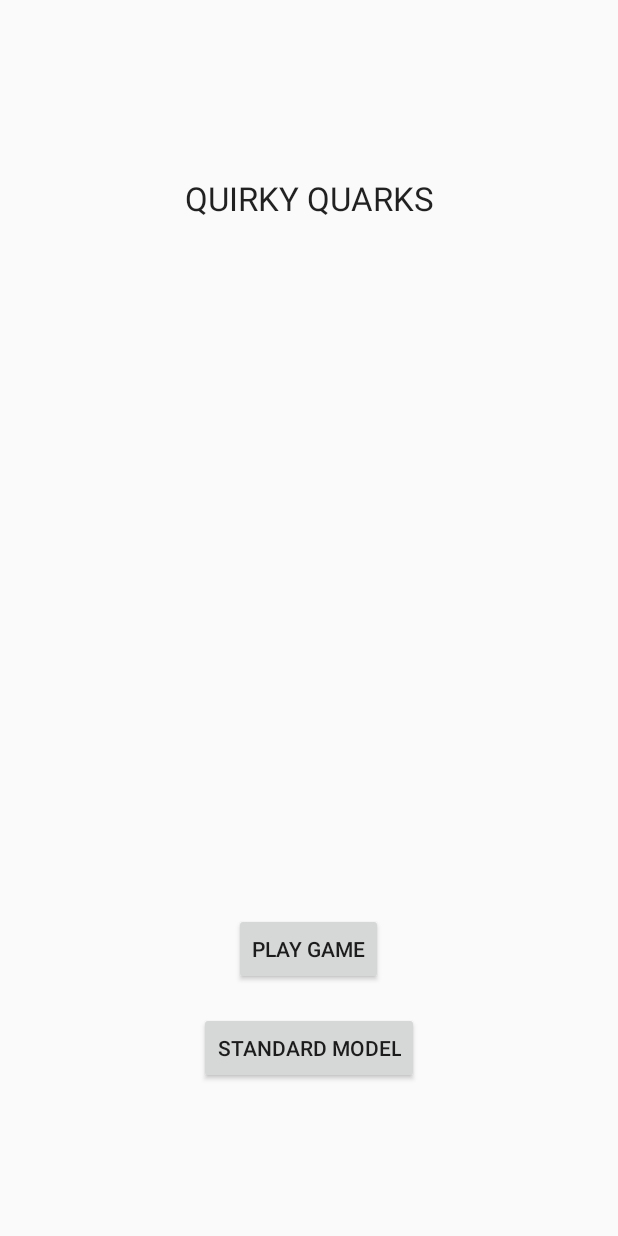
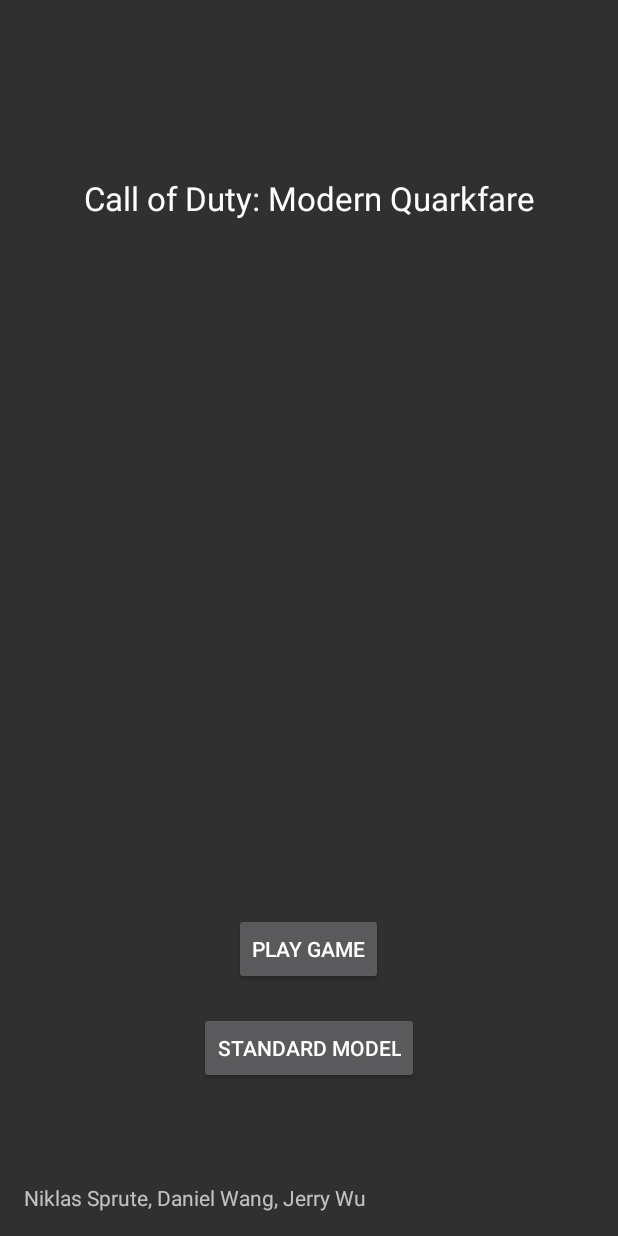
Before and after one commit to dnlwng243/quirky-quarks, an Android app: the screen it shows after launch (MainActivity), on a phone screen of 412 x 824 dp. Run offline under Robolectric (Android 15) with nearby library versions, the phone set to English and light mode, and no system bars.

Commit message:
its lucian baby

```diff
--- a/app/src/main/AndroidManifest.xml
+++ b/app/src/main/AndroidManifest.xml
@@ -7,7 +7,7 @@
         android:icon="@drawable/higgs_boson"
         android:label="@string/app_name"
         android:supportsRtl="true"
-        android:theme="@style/Theme.AppCompat.Light.NoActionBar">
+        android:theme="@style/Theme.AppCompat.NoActionBar">
         <activity android:name=".MainActivity"
             android:screenOrientation="portrait">
             <intent-filter>
--- a/app/src/main/res/layout/activity_main.xml
+++ b/app/src/main/res/layout/activity_main.xml
@@ -31,7 +31,7 @@
         android:layout_width="wrap_content"
         android:layout_height="wrap_content"
         android:textAppearance="?android:attr/textAppearanceLarge"
-        android:text="QUIRKY QUARKS"
+        android:text="Call of Duty: Modern Quarkfare"
         android:id="@+id/title"
         android:layout_alignParentTop="true"
         android:layout_marginTop="101dp"
@@ -41,4 +41,15 @@
         android:layout_alignParentStart="true"
         android:textAlignment="center" />
 
+    <TextView
+        android:layout_width="wrap_content"
+        android:layout_height="wrap_content"
+        android:textAppearance="?android:attr/textAppearanceSmall"
+        android:text="Niklas Sprute, Daniel Wang, Jerry Wu"
+        android:id="@+id/textView8"
+        android:layout_alignParentBottom="true"
+        android:layout_alignParentStart="true"
+        android:layout_alignEnd="@+id/title" />
+
+
 </RelativeLayout>
```
